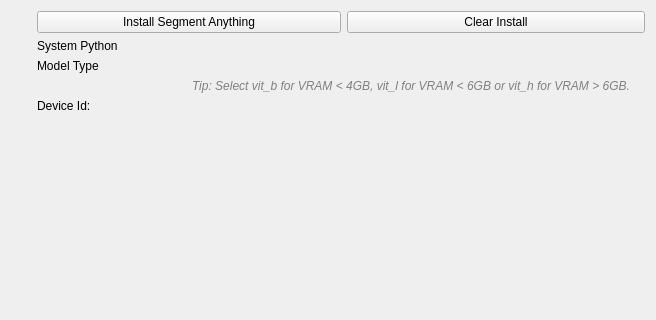
Before: the Qt Designer form Plugins/org.mitk.gui.qt.segmentation/src/QmitkSegmentAnythingPreferencePage.ui in MITK/MITK, drawn with Qt 5; both pictures show x 0 to 656 and y 0 to 320 of the 656 by 779 pixel window.
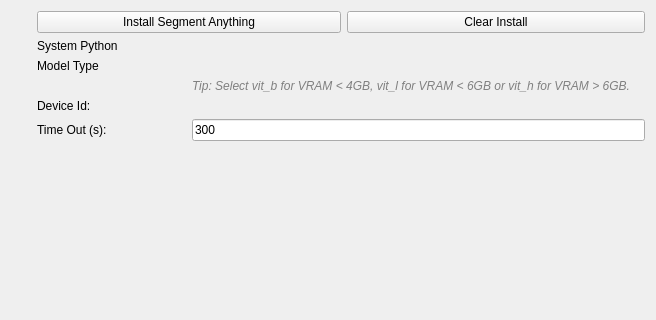
After: the same form once the commit is applied. Custom widgets are drawn as their Qt base class.

Commit message: SAM tool: Introducing timeout for python process comms

```diff
--- a/Plugins/org.mitk.gui.qt.segmentation/src/QmitkSegmentAnythingPreferencePage.ui
+++ b/Plugins/org.mitk.gui.qt.segmentation/src/QmitkSegmentAnythingPreferencePage.ui
@@ -94,7 +94,27 @@
        </property>
       </widget>
      </item>
-     <item row="5" column="0" colspan="4">
+     <item row="5" column="1" colspan="3">
+      <widget class="QLineEdit" name="timeoutEdit">
+       <property name="text">
+        <string>300</string>
+       </property>
+      </widget>
+     </item>
+     <item row="5" column="0">
+      <widget class="QLabel" name="timeoutLabel">
+       <property name="sizePolicy">
+        <sizepolicy hsizetype="Preferred" vsizetype="Preferred">
+         <horstretch>0</horstretch>
+         <verstretch>0</verstretch>
+        </sizepolicy>
+       </property>
+       <property name="text">
+        <string>Time Out (s):</string>
+       </property>
+      </widget>
+     </item>
+     <item row="6" column="0" colspan="4">
       <widget class="QLabel" name="samInstallStatusLabel">
        <property name="textFormat">
         <enum>Qt::RichText</enum>
```
The commit also changes 11 other files.
